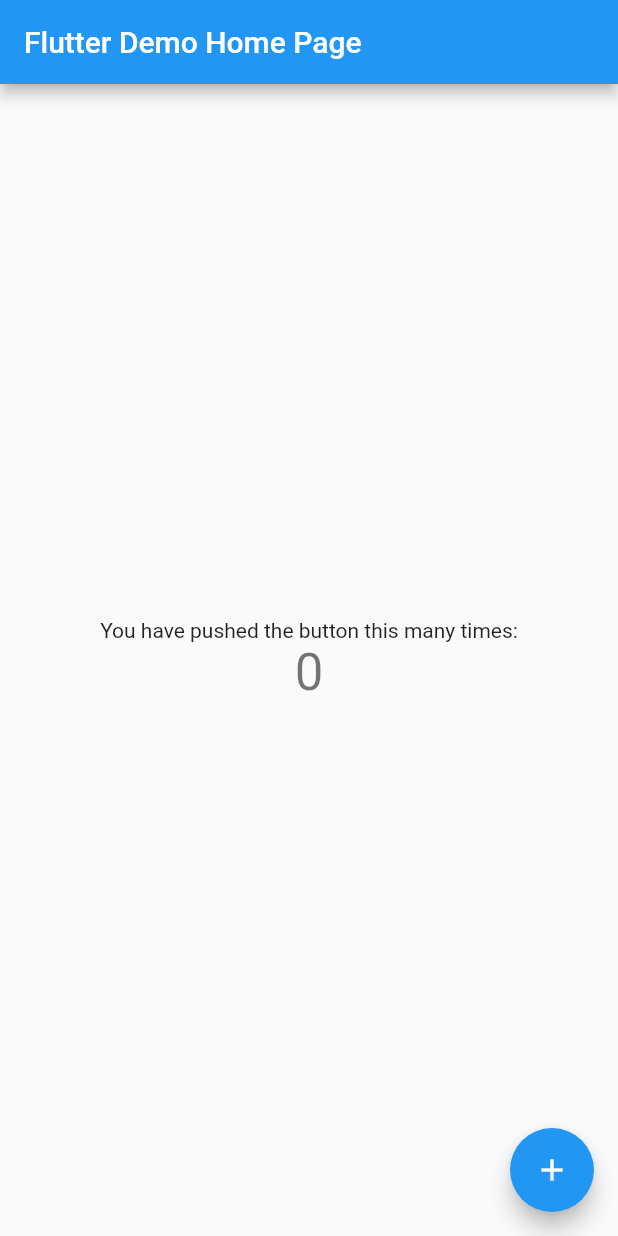
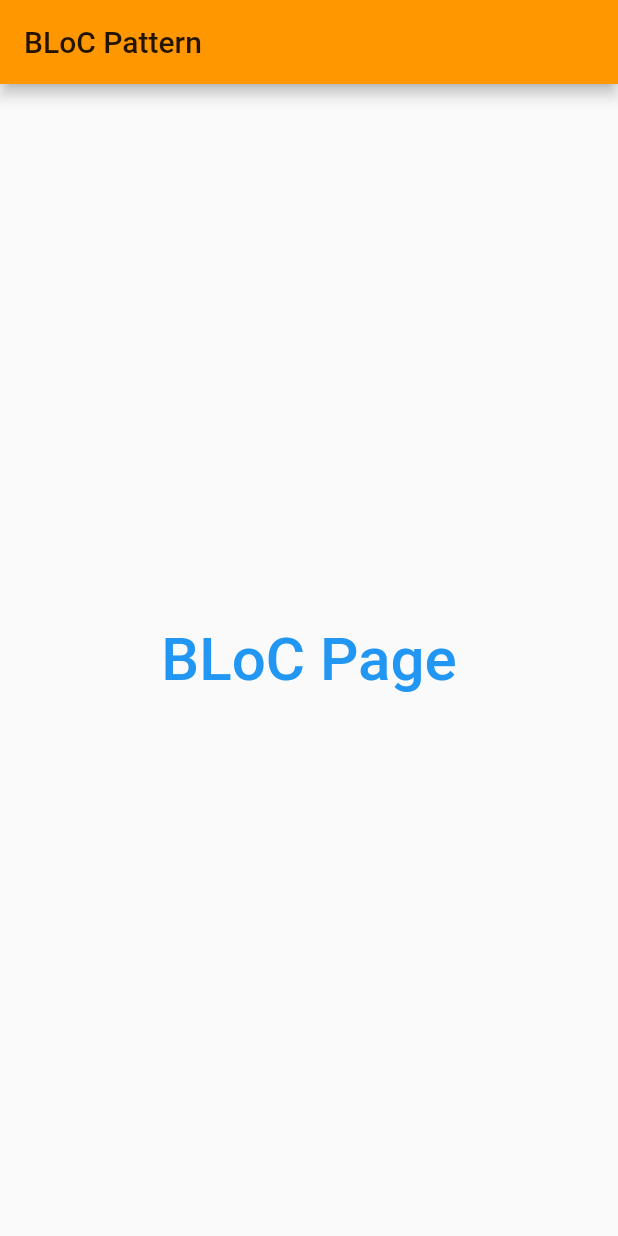
Before and after one commit to boglbbogl/flutter_bloc_example, a Flutter app: the screen it shows after launch, on a phone screen of 412 x 824 dp. Run offline on Flutter 3.47's test engine with Material 2 defaults, Android fonts, the phone set to English and light mode, and no system bars.

Commit message:
bloc pattern example

```diff
--- a/lib/main.dart
+++ b/lib/main.dart
@@ -1,113 +1,17 @@
+import 'package:flutter/cupertino.dart';
 import 'package:flutter/material.dart';
+import 'package:flutter_bloc_example/main_page.dart';
 
-void main() {
-  runApp(MyApp());
-}
+void main()=>runApp(MyApp());
 
 class MyApp extends StatelessWidget {
-  // This widget is the root of your application.
   @override
   Widget build(BuildContext context) {
     return MaterialApp(
-      title: 'Flutter Demo',
       theme: ThemeData(
-        // This is the theme of your application.
-        //
-        // Try running your application with "flutter run". You'll see the
-        // application has a blue toolbar. Then, without quitting the app, try
-        // changing the primarySwatch below to Colors.green and then invoke
-        // "hot reload" (press "r" in the console where you ran "flutter run",
-        // or simply save your changes to "hot reload" in a Flutter IDE).
-        // Notice that the counter didn't reset back to zero; the application
-        // is not restarted.
-        primarySwatch: Colors.blue,
+        primaryColor: Colors.orange,
       ),
-      home: MyHomePage(title: 'Flutter Demo Home Page'),
+      home: MainPage(),
     );
   }
 }
-
-class MyHomePage extends StatefulWidget {
-  MyHomePage({Key key, this.title}) : super(key: key);
-
-  // This widget is the home page of your application. It is stateful, meaning
-  // that it has a State object (defined below) that contains fields that affect
-  // how it looks.
-
-  // This class is the configuration for the state. It holds the values (in this
-  // case the title) provided by the parent (in this case the App widget) and
-  // used by the build method of the State. Fields in a Widget subclass are
-  // always marked "final".
-
-  final String title;
-
-  @override
-  _MyHomePageState createState() => _MyHomePageState();
-}
-
-class _MyHomePageState extends State<MyHomePage> {
-  int _counter = 0;
-
-  void _incrementCounter() {
-    setState(() {
-      // This call to setState tells the Flutter framework that something has
-      // changed in this State, which causes it to rerun the build method below
-      // so that the display can reflect the updated values. If we changed
-      // _counter without calling setState(), then the build method would not be
-      // called again, and so nothing would appear to happen.
-      _counter++;
-    });
-  }
-
-  @override
-  Widget build(BuildContext context) {
-    // This method is rerun every time setState is called, for instance as done
-    // by the _incrementCounter method above.
-    //
-    // The Flutter framework has been optimized to make rerunning build methods
-    // fast, so that you can just rebuild anything that needs updating rather
-    // than having to individually change instances of widgets.
-    return Scaffold(
-      appBar: AppBar(
-        // Here we take the value from the MyHomePage object that was created by
-        // the App.build method, and use it to set our appbar title.
-        title: Text(widget.title),
-      ),
-      body: Center(
-        // Center is a layout widget. It takes a single child and positions it
-        // in the middle of the parent.
-        child: Column(
-          // Column is also a layout widget. It takes a list of children and
-          // arranges them vertically. By default, it sizes itself to fit its
-          // children horizontally, and tries to be as tall as its parent.
-          //
-          // Invoke "debug painting" (press "p" in the console, choose the
-          // "Toggle Debug Paint" action from the Flutter Inspector in Android
-          // Studio, or the "Toggle Debug Paint" command in Visual Studio Code)
-          // to see the wireframe for each widget.
-          //
-          // Column has various properties to control how it sizes itself and
-          // how it positions its children. Here we use mainAxisAlignment to
-          // center the children vertically; the main axis here is the vertical
-          // axis because Columns are vertical (the cross axis would be
-          // horizontal).
-          mainAxisAlignment: MainAxisAlignment.center,
-          children: <Widget>[
-            Text(
-              'You have pushed the button this many times:',
-            ),
-            Text(
-              '$_counter',
-              style: Theme.of(context).textTheme.headline4,
-            ),
-          ],
-        ),
-      ),
-      floatingActionButton: FloatingActionButton(
-        onPressed: _incrementCounter,
-        tooltip: 'Increment',
-        child: Icon(Icons.add),
-      ), // This trailing comma makes auto-formatting nicer for build methods.
-    );
-  }
-}
--- /dev/null
+++ b/lib/main_page.dart
@@ -0,0 +1,21 @@
+import 'package:flutter/material.dart';
+import 'package:flutter_bloc_example/src/ui/bloc_display_widget.dart';
+
+class MainPage extends StatelessWidget {
+  @override
+  Widget build(BuildContext context) {
+    return Scaffold(
+      appBar: AppBar(
+        title: Text('BLoC Pattern'),
+      ),
+      body: Center(
+        child: TextButton(
+          onPressed: (){
+            Navigator.push(context, MaterialPageRoute(builder: (context)=>BlocDisplayWidget()));
+          },
+          child: Text('BLoC Page', style: TextStyle(fontSize: 40),),
+        ),
+      ),
+    );
+  }
+}
```
Also changed, not shown: lib/src/bloc/count_bloc.dart (added, +40 -0 lines), lib/src/components/clone_count_view.dart (added, +23 -0 lines), lib/src/components/count_view.dart (added, +20 -0 lines), lib/src/ui/bloc_display_widget.dart (added, +52 -0 lines).
